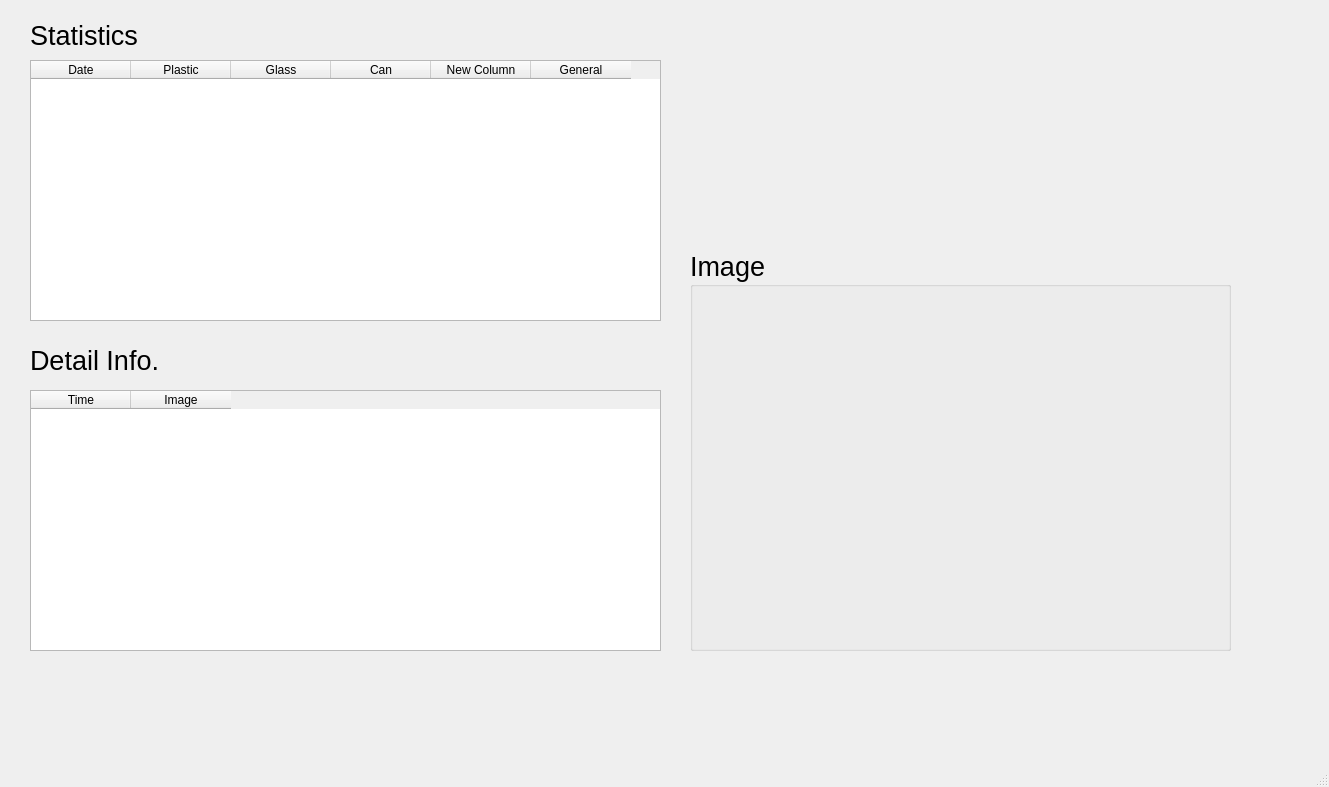
Jubin-Kang/deep_learning_team_project_deepcycle, file Admin/GUI/DeepCycle_Admin.ui: the form before one commit.
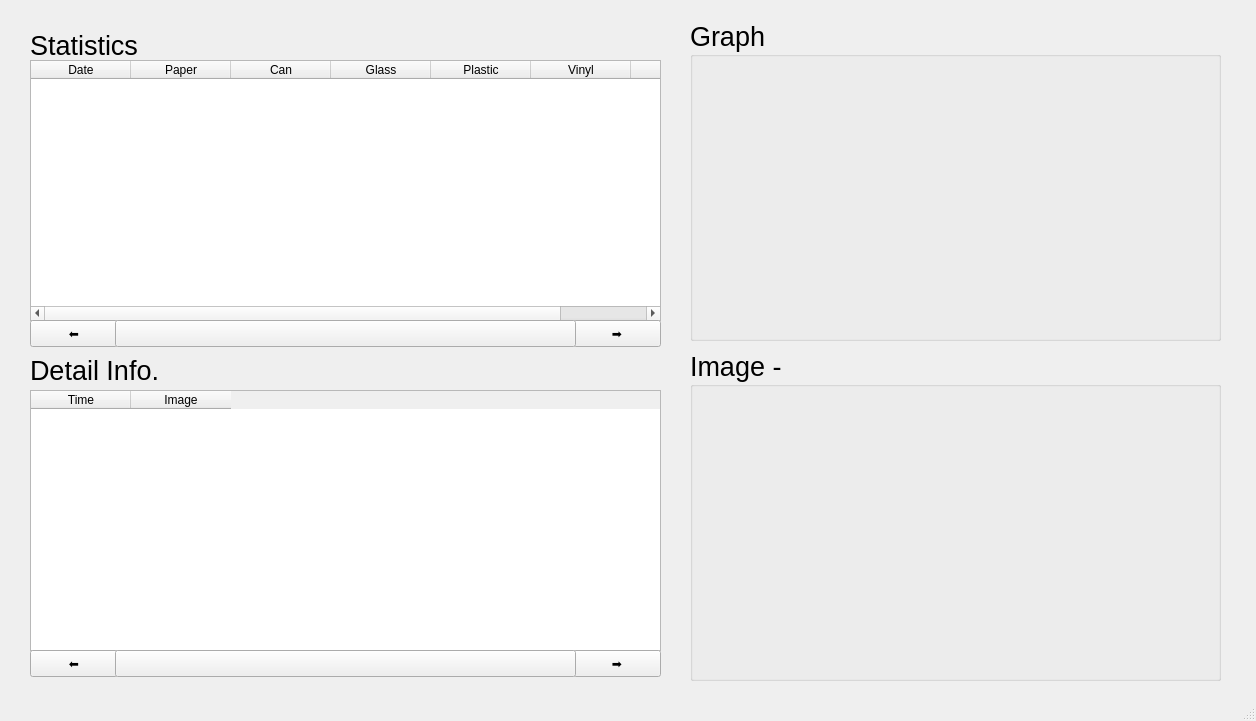
The form after the commit.

Patch:
```diff
--- a/Admin/GUI/DeepCycle_Admin.ui
+++ b/Admin/GUI/DeepCycle_Admin.ui
@@ -6,8 +6,8 @@
    <rect>
     <x>0</x>
     <y>0</y>
-    <width>1329</width>
-    <height>787</height>
+    <width>1256</width>
+    <height>721</height>
    </rect>
   </property>
   <property name="windowTitle">
@@ -18,9 +18,9 @@
     <property name="geometry">
      <rect>
       <x>690</x>
-      <y>250</y>
-      <width>541</width>
-      <height>401</height>
+      <y>350</y>
+      <width>531</width>
+      <height>331</height>
      </rect>
     </property>
     <property name="font">
@@ -29,7 +29,7 @@
      </font>
     </property>
     <property name="title">
-     <string>Image</string>
+     <string>Image - </string>
     </property>
     <widget class="QLabel" name="image_label">
      <property name="geometry">
@@ -37,7 +37,7 @@
        <x>20</x>
        <y>60</y>
        <width>491</width>
-       <height>271</height>
+       <height>251</height>
       </rect>
      </property>
      <property name="text">
@@ -47,8 +47,8 @@
     <widget class="QLabel" name="label2">
      <property name="geometry">
       <rect>
-       <x>20</x>
-       <y>340</y>
+       <x>102</x>
+       <y>0</y>
        <width>501</width>
        <height>41</height>
       </rect>
@@ -74,12 +74,7 @@
     </column>
     <column>
      <property name="text">
-      <string>Plastic</string>
-     </property>
-    </column>
-    <column>
-     <property name="text">
-      <string>Glass</string>
+      <string>Paper</string>
      </property>
     </column>
     <column>
@@ -89,7 +84,17 @@
     </column>
     <column>
      <property name="text">
-      <string>New Column</string>
+      <string>Glass</string>
+     </property>
+    </column>
+    <column>
+     <property name="text">
+      <string>Plastic</string>
+     </property>
+    </column>
+    <column>
+     <property name="text">
+      <string>Vinyl</string>
      </property>
     </column>
     <column>
@@ -102,7 +107,7 @@
     <property name="geometry">
      <rect>
       <x>30</x>
-      <y>20</y>
+      <y>30</y>
       <width>151</width>
       <height>31</height>
      </rect>
@@ -140,7 +145,7 @@
     <property name="geometry">
      <rect>
       <x>30</x>
-      <y>340</y>
+      <y>350</y>
       <width>151</width>
       <height>41</height>
      </rect>
@@ -154,6 +159,138 @@
      <string>Detail Info.</string>
     </property>
    </widget>
+   <widget class="QGroupBox" name="groupBox_2">
+    <property name="geometry">
+     <rect>
+      <x>690</x>
+      <y>20</y>
+      <width>531</width>
+      <height>321</height>
+     </rect>
+    </property>
+    <property name="font">
+     <font>
+      <pointsize>20</pointsize>
+     </font>
+    </property>
+    <property name="title">
+     <string>Graph</string>
+    </property>
+    <widget class="QWidget" name="graphWidget" native="true">
+     <property name="geometry">
+      <rect>
+       <x>10</x>
+       <y>50</y>
+       <width>511</width>
+       <height>261</height>
+      </rect>
+     </property>
+    </widget>
+   </widget>
+   <widget class="QPushButton" name="prevButton">
+    <property name="geometry">
+     <rect>
+      <x>30</x>
+      <y>320</y>
+      <width>88</width>
+      <height>27</height>
+     </rect>
+    </property>
+    <property name="text">
+     <string>⬅️</string>
+    </property>
+   </widget>
+   <widget class="QPushButton" name="nextButton">
+    <property name="geometry">
+     <rect>
+      <x>573</x>
+      <y>320</y>
+      <width>88</width>
+      <height>27</height>
+     </rect>
+    </property>
+    <property name="text">
+     <string>➡️</string>
+    </property>
+   </widget>
+   <widget class="QPushButton" name="pushButton">
+    <property name="geometry">
+     <rect>
+      <x>115</x>
+      <y>320</y>
+      <width>461</width>
+      <height>27</height>
+     </rect>
+    </property>
+    <property name="text">
+     <string/>
+    </property>
+   </widget>
+   <widget class="QPushButton" name="prevButton_2">
+    <property name="geometry">
+     <rect>
+      <x>30</x>
+      <y>650</y>
+      <width>88</width>
+      <height>27</height>
+     </rect>
+    </property>
+    <property name="text">
+     <string>⬅️</string>
+    </property>
+   </widget>
+   <widget class="QPushButton" name="nextButton_2">
+    <property name="geometry">
+     <rect>
+      <x>573</x>
+      <y>650</y>
+      <width>88</width>
+      <height>27</height>
+     </rect>
+    </property>
+    <property name="text">
+     <string>➡️</string>
+    </property>
+   </widget>
+   <widget class="QPushButton" name="pushButton_2">
+    <property name="geometry">
+     <rect>
+      <x>115</x>
+      <y>650</y>
+      <width>461</width>
+      <height>27</height>
+     </rect>
+    </property>
+    <property name="text">
+     <string/>
+    </property>
+   </widget>
+   <widget class="QLabel" name="label_page">
+    <property name="geometry">
+     <rect>
+      <x>312</x>
+      <y>324</y>
+      <width>121</width>
+      <height>20</height>
+     </rect>
+    </property>
+    <property name="text">
+     <string/>
+    </property>
+   </widget>
+   <widget class="QLabel" name="label_page_2">
+    <property name="geometry">
+     <rect>
+      <x>310</x>
+      <y>653</y>
+      <width>121</width>
+      <height>20</height>
+     </rect>
+    </property>
+    <property name="text">
+     <string/>
+    </property>
+   </widget>
   </widget>
   <widget class="QStatusBar" name="statusbar"/>
  </widget>
```
